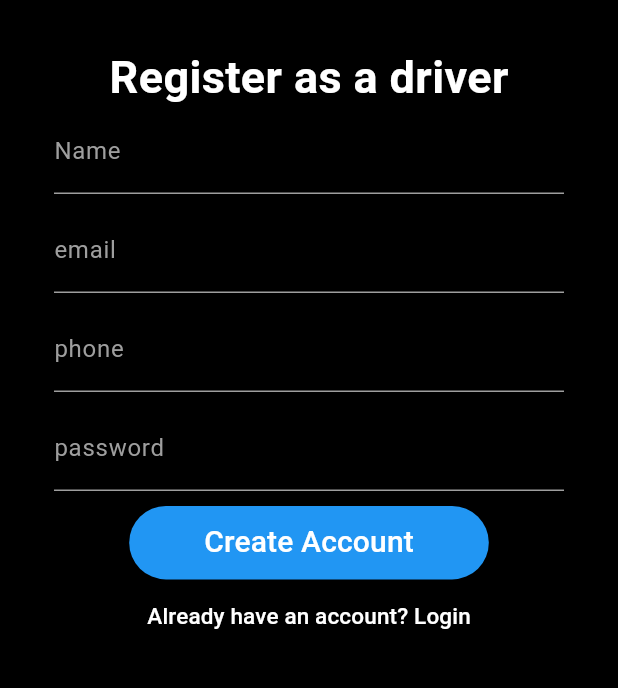
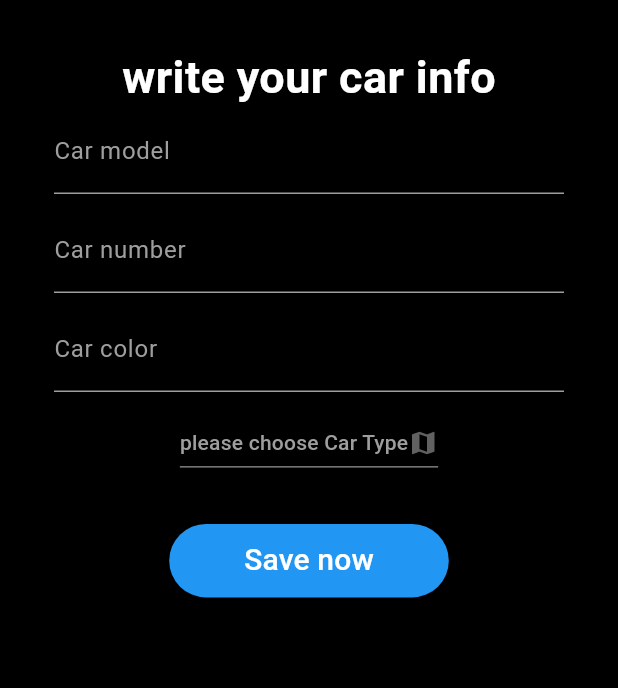
Before and after one commit to hemanthcs34/rider_app, a Flutter app: the Signupscreen screen opened directly, after a tap on "Create Account", on a phone screen of 412 x 824 dp, the part 348-1036 px from its top. Run offline on Flutter 3.47's test engine with Material 3 defaults, Android fonts, the phone set to English and light mode, and no system bars; our stand-ins replace firebase_auth, firebase_core, firebase_database, fluttertoast; accounts and stored records are empty.

Commit message:
feat: integrate Firebase authentication and database; add car info screen and progress dialog

```diff
--- a/lib/MySpashScreen.dart
+++ b/lib/MySpashScreen.dart
@@ -1,7 +1,9 @@
 import 'dart:async';
 
 import 'package:flutter/material.dart';
+// ignore: unused_import
 import 'package:rider_app/MainScreens/MainScreen.dart';
+// ignore: unused_import
 import 'package:rider_app/auth/SignUpScreen.dart';
 import 'package:rider_app/auth/loginScreen.dart';
 
--- /dev/null
+++ b/lib/auth/Car_Info_Screen.dart
@@ -0,0 +1,166 @@
+
+import 'package:flutter/material.dart';
+
+class CarInfoScreen extends StatefulWidget {
+  const CarInfoScreen({super.key});
+
+  @override
+  State<CarInfoScreen> createState() => _CarInfoScreenState();
+}
+
+
+
+
+class _CarInfoScreenState extends State<CarInfoScreen> {
+  TextEditingController carModelTextEditingController = TextEditingController();
+  TextEditingController carNumberTextEditingController = TextEditingController();
+  TextEditingController carColorTextEditingController = TextEditingController();
+  List<String> carTypesList = [
+    "uber-X",
+    "uber-go",
+    "bike",
+  ];
+  String? selectedCarType;
+
+  @override
+  Widget build(BuildContext context) {
+    return Scaffold(
+      backgroundColor: Colors.black,
+      body: SingleChildScrollView(
+        child: Center(
+          child: Padding(
+            padding: const EdgeInsets.all(36.0),
+            child: Column(
+              children: [
+                const SizedBox(height: 20),
+                Padding(
+                  padding: const EdgeInsets.all(20.0),
+                  child: Image.asset("assets/images/image1.png"),
+                ),
+                const SizedBox(height: 10),
+                Text(
+                  "write your car info",
+                  style: TextStyle(
+                    fontSize: 30,
+                    color: Colors.white,
+                    fontWeight: FontWeight.bold,
+                  ),
+                ),
+                TextField(
+                controller: carModelTextEditingController,
+                style: const TextStyle(color: Colors.grey),
+                decoration: const InputDecoration(
+                  labelText: "Car model",
+
+                  hintText: "Car model",
+                  enabledBorder: UnderlineInputBorder(
+                    borderSide: BorderSide(color: Colors.grey),
+                  ),
+                  focusedBorder: UnderlineInputBorder(
+                    borderSide: BorderSide(color: Colors.grey),
+                  ),
+
+
+                labelStyle: TextStyle(color: Colors.grey),
+                hintStyle: TextStyle(color: Colors.grey, fontSize: 10),
+                ),
+                ),
+                SizedBox(height: 10,),
+
+                 TextField(
+                controller: carNumberTextEditingController,
+                style: const TextStyle(color: Colors.grey),
+                decoration: const InputDecoration(
+                  labelText: "Car number",
+
+                  hintText: "Car number",
+                  enabledBorder: UnderlineInputBorder(
+                    borderSide: BorderSide(color: Colors.grey),
+                  ),
+                  focusedBorder: UnderlineInputBorder(
+                    borderSide: BorderSide(color: Colors.grey),
+                  ),
+
+
+                labelStyle: TextStyle(color: Colors.grey),
+                hintStyle: TextStyle(color: Colors.grey, fontSize: 10),
+                ),
+                ),
+                SizedBox(height: 10,),
+                 TextField(
+                controller: carColorTextEditingController,
+                style: const TextStyle(color: Colors.grey),
+                decoration: const InputDecoration(
+                  labelText: "Car color",
+
+                  hintText: "Car color",
+                  enabledBorder: UnderlineInputBorder(
+                    borderSide: BorderSide(color: Colors.grey),
+                  ),
+                  focusedBorder: UnderlineInputBorder(
+                    borderSide: BorderSide(color: Colors.grey),
+                  ),
+
+
+                labelStyle: TextStyle(color: Colors.grey),
+                hintStyle: TextStyle(color: Colors.grey, fontSize: 10),
+                ),
+                ),
+                SizedBox(height: 10,),
+
+
+                DropdownButton(
+                  iconSize: 20,
+                  icon:Icon(Icons.map),
+                  dropdownColor: Colors.black,
+                  hint: const Text(
+                    "please choose Car Type",
+                    style: TextStyle(
+                      fontSize: 14.0,
+                      color: Colors.grey,
+                    ),
+                  ),
+                  value: selectedCarType,
+                  onChanged: (newValue)
+                  {
+                    setState(() {
+                      selectedCarType = newValue.toString();
+                    });
+                  },
+                  items: carTypesList.map((car){
+                    return DropdownMenuItem(
+                      child: Text(
+                        car,
+                        style: const TextStyle(color: Colors.grey),
+                      ),
+                      value: car,
+                    );
+                  }).toList()
+                ),
+
+                const SizedBox(height: 30,),
+
+                ElevatedButton(
+                  onPressed: () {
+                    Navigator.push(context, MaterialPageRoute(builder: (context) => const CarInfoScreen()));
+                  },
+                  style: ElevatedButton.styleFrom(
+                    backgroundColor: Colors.blue,
+                    padding: const EdgeInsets.symmetric(horizontal: 50, vertical: 10),
+                  ),
+                  child: const Text(
+                    "Save now",
+                    style: TextStyle(color: Colors.white, fontSize: 20),
+                  ),
+                ),
+
+
+              ],
+
+            ),
+          ),
+        ),
+      ),
+    );
+  }
+}
--- a/lib/main.dart
+++ b/lib/main.dart
@@ -1,8 +1,13 @@
+import 'package:firebase_core/firebase_core.dart';
 import 'package:flutter/material.dart';
 import 'package:rider_app/MySpashScreen.dart';
+import 'firebase_options.dart';
 
 void main() async {
   WidgetsFlutterBinding.ensureInitialized();
+  await Firebase.initializeApp(
+       options: DefaultFirebaseOptions.currentPlatform,
+  );
   runApp(
     MyApp(
       child: MaterialApp(
--- a/pubspec.yaml
+++ b/pubspec.yaml
@@ -34,6 +34,10 @@ dependencies:
   # The following adds the Cupertino Icons font to your application.
   # Use with the CupertinoIcons class for iOS style icons.
   cupertino_icons: ^1.0.8
+  firebase_core: ^3.13.0
+  firebase_auth: ^5.5.2
+  firebase_database: ^11.3.5
+  fluttertoast: ^8.2.12
 
 dev_dependencies:
   flutter_test:
```
Also changed, not shown: lib/auth/SignUpScreen.dart (+132 -28 lines), lib/global/global.dart (added, +8 -0 lines), lib/widgets/progress_dialog.dart (added, +44 -0 lines), firebase.json (added), lib/firebase_options.dart (added), pubspec.lock, 8 other files.
